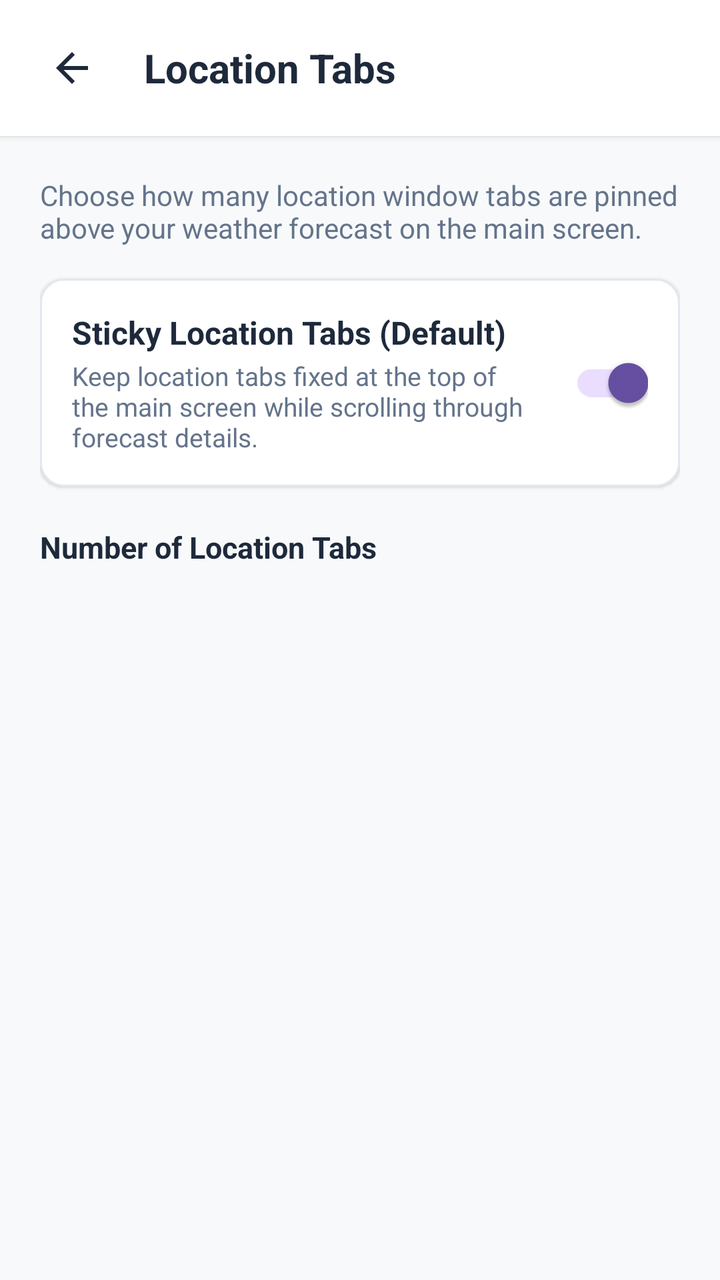
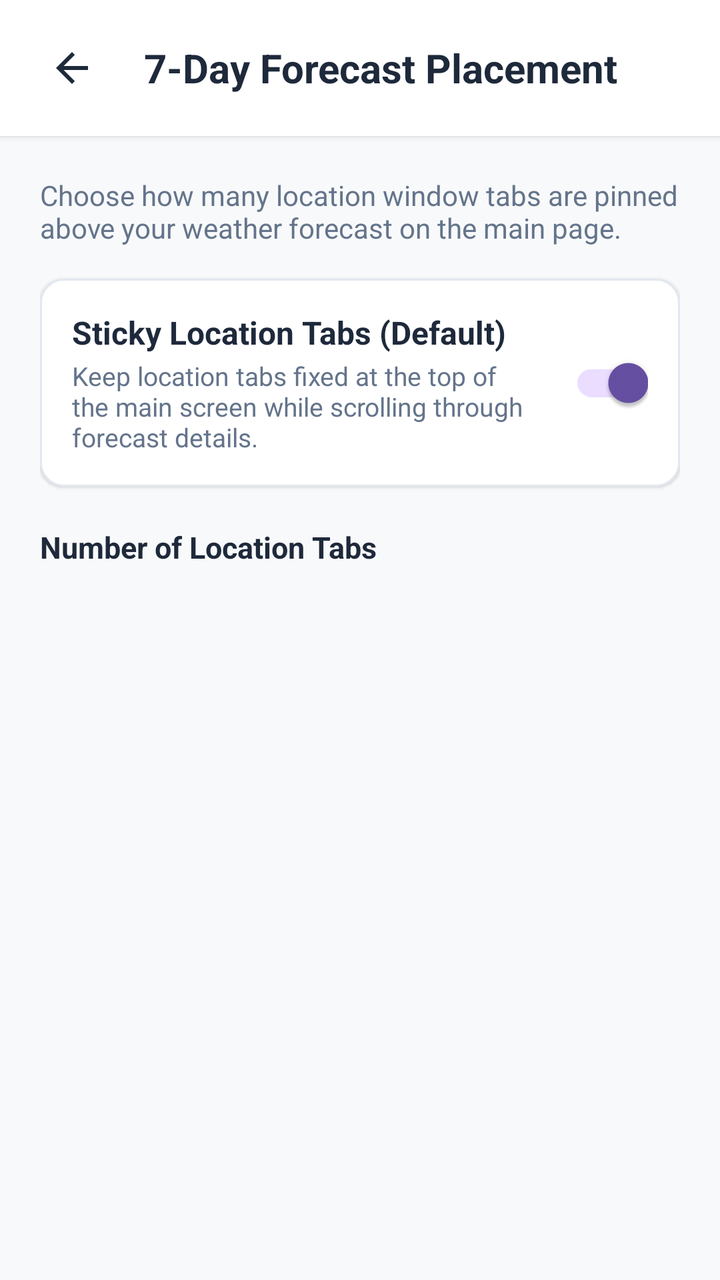

Two renders of the same Android screen: before a commit and after it. Below are the layout's source before the change and the commit's diff.
<!-- AndroidManifest.xml: application theme Theme.WeatherAPP -->
<!-- res/layout/dialog_tabs_settings.xml -->
<?xml version="1.0" encoding="utf-8"?>
<LinearLayout xmlns:android="http://schemas.android.com/apk/res/android"
    xmlns:app="http://schemas.android.com/apk/res-auto"
    xmlns:tools="http://schemas.android.com/tools"
    android:layout_width="match_parent"
    android:layout_height="match_parent"
    android:background="@color/background_light"
    android:orientation="vertical">

    
    <com.google.android.material.card.MaterialCardView
        android:id="@+id/cardHeader"
        android:layout_width="match_parent"
        android:layout_height="wrap_content"
        app:cardBackgroundColor="@color/surface_card"
        app:cardCornerRadius="0dp"
        app:cardElevation="2dp"
        app:strokeWidth="0dp">

        <LinearLayout
            android:layout_width="match_parent"
            android:layout_height="wrap_content"
            android:gravity="center_vertical"
            android:orientation="horizontal"
            android:paddingHorizontal="16dp"
            android:paddingVertical="14dp">

            <ImageButton
                android:id="@+id/btnBack"
                android:layout_width="40dp"
                android:layout_height="40dp"
                android:background="?attr/selectableItemBackgroundBorderless"
                android:contentDescription="Back"
                android:padding="8dp"
                android:scaleType="fitCenter"
                android:src="@drawable/ic_back"
                app:tint="@color/text_primary" />

            <TextView
                android:layout_width="wrap_content"
                android:layout_height="wrap_content"
                android:layout_marginStart="16dp"
                android:text="Location Tabs"
                android:textColor="@color/text_primary"
                android:textSize="20sp"
                android:textStyle="bold" />

        </LinearLayout>

    </com.google.android.material.card.MaterialCardView>

    <ScrollView
        android:layout_width="match_parent"
        android:layout_height="match_parent"
        android:fillViewport="true">

        <LinearLayout
            android:layout_width="match_parent"
            android:layout_height="wrap_content"
            android:orientation="vertical"
            android:padding="20dp">

            <TextView
                android:layout_width="wrap_content"
                android:layout_height="wrap_content"
                android:layout_marginBottom="16dp"
                android:text="Choose how many location window tabs are pinned above your weather forecast on the main screen."
                android:textColor="@color/text_secondary"
                android:textSize="14sp" />

            
            <com.google.android.material.card.MaterialCardView
                android:id="@+id/cardStickyTabsSwitch"
                android:layout_width="match_parent"
                android:layout_height="wrap_content"
                android:layout_marginBottom="20dp"
                app:cardBackgroundColor="@color/surface_card"
                app:cardCornerRadius="12dp"
                app:cardElevation="1dp"
                app:strokeColor="@color/divider_color"
                app:strokeWidth="1dp">

                <LinearLayout
                    android:layout_width="match_parent"
                    android:layout_height="wrap_content"
                    android:gravity="center_vertical"
                    android:orientation="horizontal"
                    android:padding="16dp">

                    <LinearLayout
                        android:layout_width="0dp"
                        android:layout_height="wrap_content"
                        android:layout_marginEnd="12dp"
                        android:layout_weight="1"
                        android:orientation="vertical">

                        <TextView
                            android:id="@+id/tvStickyTitle"
                            android:layout_width="wrap_content"
                            android:layout_height="wrap_content"
                            android:text="Sticky Location Tabs (Default)"
                            android:textColor="@color/text_primary"
                            android:textSize="16sp"
                            android:textStyle="bold" />

                        <TextView
                            android:id="@+id/tvStickyDesc"
                            android:layout_width="wrap_content"
                            android:layout_height="wrap_content"
                            android:layout_marginTop="2dp"
                            android:text="Keep location tabs fixed at the top of the main screen while scrolling through forecast details."
                            android:textColor="@color/text_secondary"
                            android:textSize="13sp" />

                    </LinearLayout>

                    <com.google.android.material.switchmaterial.SwitchMaterial
                        android:id="@+id/switchStickyTabs"
                        android:layout_width="wrap_content"
                        android:layout_height="wrap_content"
                        android:checked="true" />

                </LinearLayout>

            </com.google.android.material.card.MaterialCardView>

            <TextView
                android:id="@+id/tvTabsCountHeader"
                android:layout_width="wrap_content"
                android:layout_height="wrap_content"
                android:layout_marginBottom="8dp"
                android:text="Number of Location Tabs"
                android:textColor="@color/text_primary"
                android:textSize="15sp"
                android:textStyle="bold" />

            <RadioGroup
                android:id="@+id/rgTabOptions"
                android:layout_width="match_parent"
                android:layout_height="wrap_content"
                android:orientation="vertical" />

        </LinearLayout>

    </ScrollView>

</LinearLayout>
<!-- resources referenced by this layout -->
<resources>
  <color name="background_light">#F8F9FA</color>
  <color name="divider_color">#E2E8F0</color>
  <color name="surface_card">#FFFFFF</color>
  <color name="text_primary">#1E293B</color>
  <color name="text_secondary">#64748B</color>
  <!-- drawable ic_back (drawable) -->
  <vector xmlns:android="http://schemas.android.com/apk/res/android"
      android:width="24dp"
      android:height="24dp"
      android:viewportWidth="24"
      android:viewportHeight="24">
    <path
        android:fillColor="@color/text_primary"
        android:pathData="M20,11H7.83l5.59,-5.59L12,4l-8,8 8,8 1.41,-1.41L7.83,13H20v-2z"/>
  </vector>
  <style name="Theme.WeatherAPP" parent="Base.Theme.WeatherAPP" />
  <style name="Base.Theme.WeatherAPP" parent="Theme.Material3.DayNight.NoActionBar">
          <item name="android:statusBarColor">@color/surface_card</item>
          <item name="android:windowLightStatusBar">true</item>
      </style>
</resources>

<!-- the commit's change to res/layout/dialog_tabs_settings.xml (unified diff, before → after) -->
@@ -30,7 +30,7 @@
                 android:layout_width="40dp"
                 android:layout_height="40dp"
                 android:background="?attr/selectableItemBackgroundBorderless"
-                android:contentDescription="Back"
+                android:contentDescription="@string/cd_back"
                 android:padding="8dp"
                 android:scaleType="fitCenter"
                 android:src="@drawable/ic_back"
@@ -40,7 +40,7 @@
                 android:layout_width="wrap_content"
                 android:layout_height="wrap_content"
                 android:layout_marginStart="16dp"
-                android:text="Location Tabs"
+                android:text="@string/title_seven_day_placement"
                 android:textColor="@color/text_primary"
                 android:textSize="20sp"
                 android:textStyle="bold" />
@@ -64,7 +64,7 @@
                 android:layout_width="wrap_content"
                 android:layout_height="wrap_content"
                 android:layout_marginBottom="16dp"
-                android:text="Choose how many location window tabs are pinned above your weather forecast on the main screen."
+                android:text="@string/desc_tabs_settings"
                 android:textColor="@color/text_secondary"
                 android:textSize="14sp" />
 
@@ -98,7 +98,7 @@
                             android:id="@+id/tvStickyTitle"
                             android:layout_width="wrap_content"
                             android:layout_height="wrap_content"
-                            android:text="Sticky Location Tabs (Default)"
+                            android:text="@string/title_sticky_location_tabs"
                             android:textColor="@color/text_primary"
                             android:textSize="16sp"
                             android:textStyle="bold" />
@@ -108,7 +108,7 @@
                             android:layout_width="wrap_content"
                             android:layout_height="wrap_content"
                             android:layout_marginTop="2dp"
-                            android:text="Keep location tabs fixed at the top of the main screen while scrolling through forecast details."
+                            android:text="@string/desc_sticky_location_tabs"
                             android:textColor="@color/text_secondary"
                             android:textSize="13sp" />
 
@@ -129,7 +129,7 @@
                 android:layout_width="wrap_content"
                 android:layout_height="wrap_content"
                 android:layout_marginBottom="8dp"
-                android:text="Number of Location Tabs"
+                android:text="@string/title_number_of_location_tabs"
                 android:textColor="@color/text_primary"
                 android:textSize="15sp"
                 android:textStyle="bold" />
<!-- resource entries referenced after the edit -->
@@ -15,6 +15,12 @@
         android:fillColor="@color/text_primary"
         android:pathData="M20,11H7.83l5.59,-5.59L12,4l-8,8 8,8 1.41,-1.41L7.83,13H20v-2z"/>
   </vector>
+  <string name="cd_back">Back</string>
+  <string name="desc_sticky_location_tabs">Keep location tabs fixed at the top of the main screen while scrolling through forecast details.</string>
+  <string name="desc_tabs_settings">Choose how many location window tabs are pinned above your weather forecast on the main page.</string>
+  <string name="title_number_of_location_tabs">Number of Location Tabs</string>
+  <string name="title_seven_day_placement">7-Day Forecast Placement</string>
+  <string name="title_sticky_location_tabs">Sticky Location Tabs (Default)</string>
   <style name="Theme.WeatherAPP" parent="Base.Theme.WeatherAPP" />
   <style name="Base.Theme.WeatherAPP" parent="Theme.Material3.DayNight.NoActionBar">
           <item name="android:statusBarColor">@color/surface_card</item>
